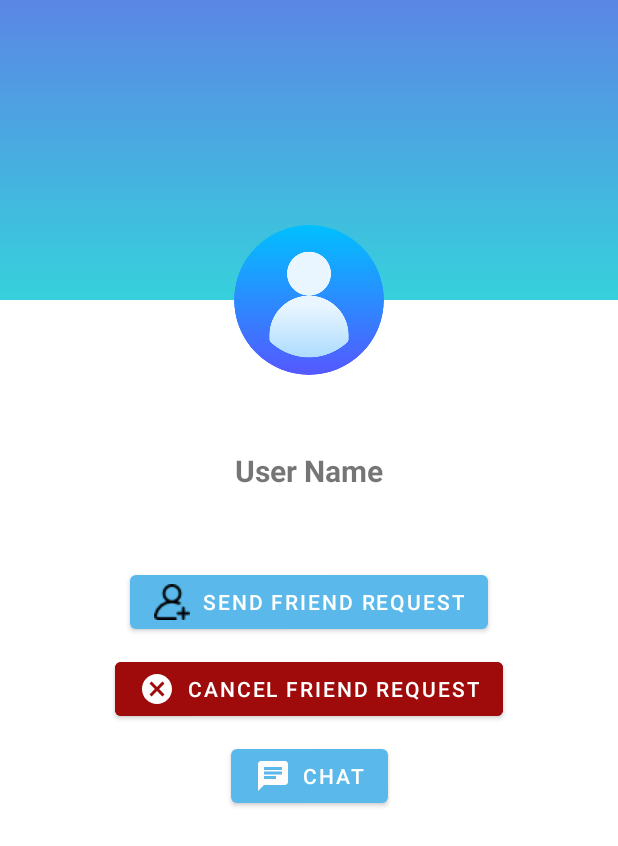
After one commit to ShawonSUSTSWE/Chirper, an Android app: the ProfileActivity screen opened directly, with no data from a screen before it, on a phone screen of 412 x 824 dp. The commit adds this screen. Shown: the top 846 px of the screen. Run offline under Robolectric (Android 15) with nearby library versions, the phone set to English and light mode, and no system bars; our stand-ins replace CircleImageView; Roboto replaces fonts that are not available here.

Commit message:
Profile Activity added

```diff
--- /dev/null
+++ b/app/src/main/java/com/example/chirper/ProfileActivity.java
@@ -0,0 +1,33 @@
+package com.example.chirper;
+
+import androidx.appcompat.app.AppCompatActivity;
+
+import android.os.Bundle;
+import android.renderscript.ScriptGroup;
+
+import com.example.chirper.databinding.ActivityProfileBinding;
+
+public class ProfileActivity extends AppCompatActivity {
+
+
+    private ActivityProfileBinding mActivityProfileBinding;
+
+    @Override
+    protected void onCreate(Bundle savedInstanceState) {
+
+        super.onCreate(savedInstanceState);
+        mActivityProfileBinding = ActivityProfileBinding.inflate(getLayoutInflater());
+        setContentView(mActivityProfileBinding.getRoot());
+
+        String getusernamefromintent = getIntent().getStringExtra("Username");
+        String getuserIDfromintent = getIntent().getStringExtra("UserID");
+        String getuserpicfromintent = getIntent().getStringExtra("Userpic");
+
+        if(getusernamefromintent!=null)
+            mActivityProfileBinding.displayusername.setText(getusernamefromintent);
+
+
+        getSupportActionBar().hide();
+
+    }
+}
--- /dev/null
+++ b/app/src/main/res/drawable/ic_baseline_cancel_24.xml
@@ -0,0 +1,5 @@
+<vector android:height="24dp" android:tint="#ffff"
+    android:viewportHeight="24" android:viewportWidth="24"
+    android:width="24dp" xmlns:android="http://schemas.android.com/apk/res/android">
+    <path android:fillColor="@android:color/white" android:pathData="M12,2C6.47,2 2,6.47 2,12s4.47,10 10,10 10,-4.47 10,-10S17.53,2 12,2zM17,15.59L15.59,17 12,13.41 8.41,17 7,15.59 10.59,12 7,8.41 8.41,7 12,10.59 15.59,7 17,8.41 13.41,12 17,15.59z"/>
+</vector>
--- /dev/null
+++ b/app/src/main/res/drawable/ic_baseline_chat_24.xml
@@ -0,0 +1,5 @@
+<vector android:height="24dp" android:tint="#FFFCFC"
+    android:viewportHeight="24" android:viewportWidth="24"
+    android:width="24dp" xmlns:android="http://schemas.android.com/apk/res/android">
+    <path android:fillColor="@android:color/white" android:pathData="M20,2L4,2c-1.1,0 -1.99,0.9 -1.99,2L2,22l4,-4h14c1.1,0 2,-0.9 2,-2L22,4c0,-1.1 -0.9,-2 -2,-2zM6,9h12v2L6,11L6,9zM14,14L6,14v-2h8v2zM18,8L6,8L6,6h12v2z"/>
+</vector>
--- /dev/null
+++ b/app/src/main/res/drawable/profile_background.xml
@@ -0,0 +1,23 @@
+<?xml version="1.0" encoding="utf-8"?>
+<selector xmlns:android="http://schemas.android.com/apk/res/android">
+
+    <item>
+
+        <shape>
+
+            <gradient android:angle="90"
+                android:startColor="#36d1dc"
+                android:endColor="#5b86e5">
+
+
+
+
+            </gradient>
+
+
+
+        </shape>
+
+    </item>
+
+</selector>
--- /dev/null
+++ b/app/src/main/res/layout/activity_profile.xml
@@ -0,0 +1,82 @@
+<?xml version="1.0" encoding="utf-8"?>
+<androidx.constraintlayout.widget.ConstraintLayout xmlns:android="http://schemas.android.com/apk/res/android"
+    xmlns:app="http://schemas.android.com/apk/res-auto"
+    xmlns:tools="http://schemas.android.com/tools"
+    android:layout_width="match_parent"
+    android:layout_height="match_parent"
+    tools:context=".ProfileActivity"
+    android:orientation="vertical">
+
+    <LinearLayout
+        android:id="@+id/cover_page"
+        android:layout_width="match_parent"
+        android:layout_height="200dp"
+        android:background="@drawable/profile_background"
+        android:orientation="vertical"
+        app:layout_constraintTop_toTopOf="parent"
+        tools:layout_editor_absoluteX="134dp">
+
+
+    </LinearLayout>
+
+    <de.hdodenhof.circleimageview.CircleImageView
+        android:id="@+id/circleImageView"
+        android:layout_marginTop="150dp"
+        android:layout_width="100dp"
+        android:layout_height="100dp"
+        android:layout_gravity="center"
+        android:src="@drawable/user"
+        app:layout_constraintEnd_toEndOf="parent"
+        app:layout_constraintStart_toStartOf="@+id/cover_page"
+        app:layout_constraintTop_toTopOf="parent" />
+
+    <TextView
+        android:id="@+id/displayusername"
+        android:layout_width="wrap_content"
+        android:layout_height="wrap_content"
+        android:layout_gravity="center"
+        android:layout_marginTop="50dp"
+        android:text="User Name"
+        android:textSize="20sp"
+        android:textStyle="bold"
+        app:layout_constraintEnd_toEndOf="@+id/circleImageView"
+        app:layout_constraintStart_toStartOf="@+id/circleImageView"
+        app:layout_constraintTop_toBottomOf="@+id/circleImageView" />
+
+    <Button
+        android:id="@+id/sendfriendrequest"
+        android:layout_width="wrap_content"
+        android:layout_height="wrap_content"
+        android:layout_gravity="center"
+        android:layout_marginTop="50dp"
+        android:drawableLeft="@drawable/add_friend"
+        android:text="Send Friend Request"
+        app:layout_constraintEnd_toEndOf="@+id/displayusername"
+        app:layout_constraintStart_toStartOf="@+id/displayusername"
+        app:layout_constraintTop_toBottomOf="@+id/displayusername" />
+
+    <Button
+        android:layout_width="wrap_content"
+        android:layout_height="wrap_content"
+        android:id="@+id/cancelrequest"
+        android:layout_gravity="center"
+        android:backgroundTint="@color/red"
+        android:drawableLeft="@drawable/ic_baseline_cancel_24"
+        android:text="Cancel Friend Request"
+        app:layout_constraintEnd_toEndOf="@+id/sendfriendrequest"
+        app:layout_constraintStart_toStartOf="@+id/sendfriendrequest"
+        app:layout_constraintTop_toBottomOf="@+id/sendfriendrequest"
+        android:layout_marginTop="10dp"/>
+    <Button
+        android:layout_width="wrap_content"
+        android:layout_height="wrap_content"
+        android:layout_gravity="center"
+        android:drawableLeft="@drawable/ic_baseline_chat_24"
+        android:text="Chat"
+        app:layout_constraintEnd_toEndOf="@+id/cancelrequest"
+        app:layout_constraintStart_toStartOf="@+id/cancelrequest"
+        app:layout_constraintTop_toBottomOf="@+id/cancelrequest"
+        android:layout_marginTop="10dp"/>
+
+
+</androidx.constraintlayout.widget.ConstraintLayout>
--- a/app/src/main/res/layout/sample_show_users.xml
+++ b/app/src/main/res/layout/sample_show_users.xml
@@ -16,6 +16,7 @@
         android:padding="5dp"
         android:layout_marginLeft="5dp"/>
     <LinearLayout
+        android:id="@+id/profile_link"
         android:layout_width="match_parent"
         android:layout_height="96dp"
         android:orientation="vertical"
--- a/app/src/main/res/menu/menu.xml
+++ b/app/src/main/res/menu/menu.xml
@@ -14,6 +14,9 @@
         android:title="more option">
 
         <menu>
+            <item android:id="@+id/user_profile"
+                android:icon="@drawable/profilepic"
+                android:title="My Profile"/>
             <item
                 android:id="@+id/settings"
                 android:icon="@drawable/ic_baseline_settings_24"
```
Also changed, not shown: app/src/main/AndroidManifest.xml (+4 -3 lines), app/src/main/java/com/example/chirper/Adapters/UsersAdapter.java (+15 -0 lines), app/src/main/java/com/example/chirper/Dashboard.java (+8 -0 lines), app/src/main/java/com/example/chirper/Models/Users.java (+6 -2 lines), app/src/main/res/layout/sample_people.xml (added, +66 -0 lines), app/src/main/res/drawable/add_friend.png (added), app/src/main/res/drawable/add_friend_color.png (added), app/src/main/res/drawable/profilepic.png (added), app/src/main/res/drawable/user_1.png (added).
